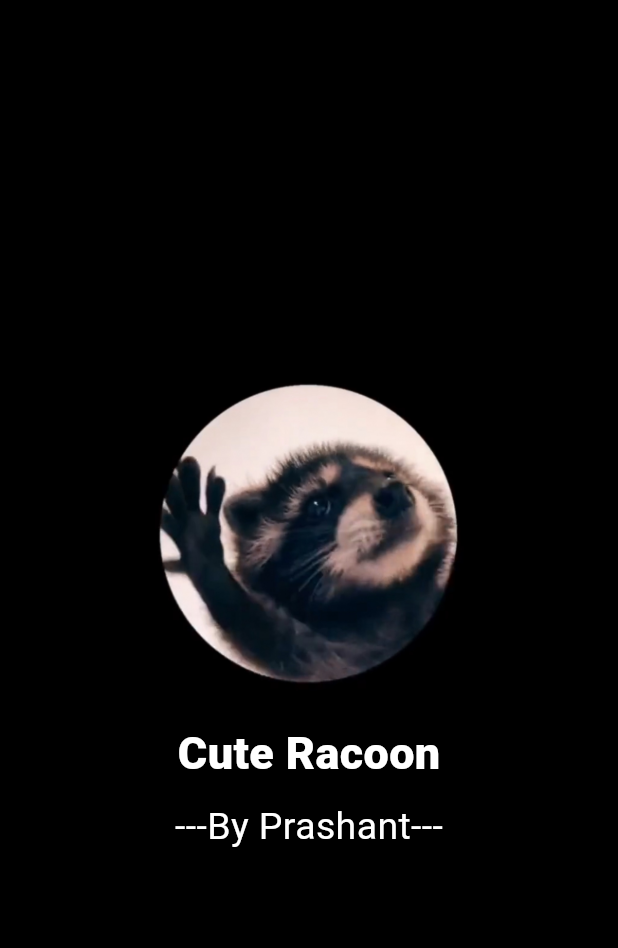
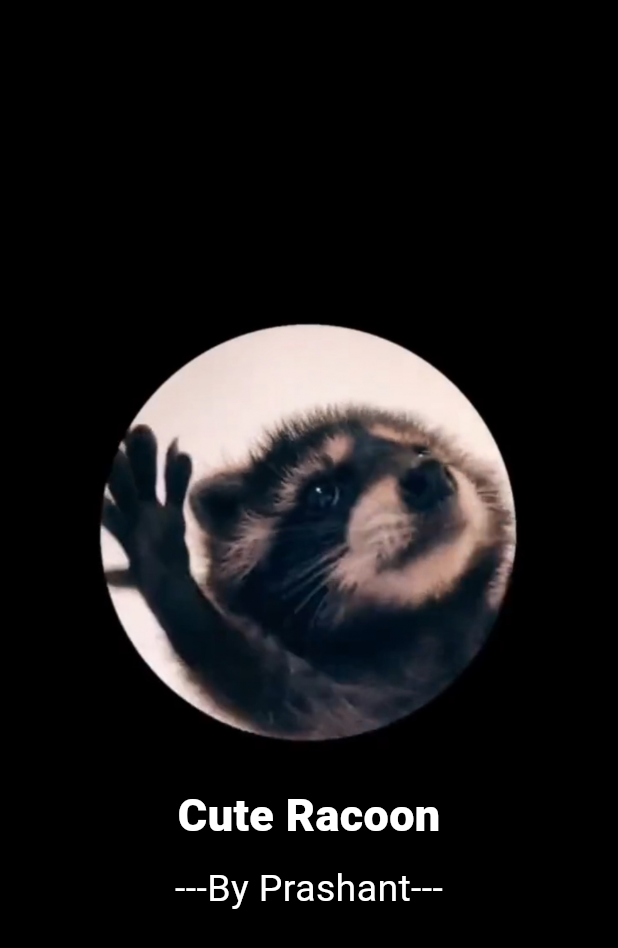
Before and after one commit to Prashant-ranjan-singh-123/pedro-racoon, a Flutter app: the SplashScreen screen opened directly, on a phone screen of 412 x 824 dp. Shown: the top 948 px of the screen. Run offline on Flutter 3.47's test engine with Material 3 defaults, Android fonts, the phone set to English and light mode, and no system bars; drawn by our look-alikes of flutter_animate; our stand-ins replace get, video_player; Roboto replaces fonts that are missing (OpenSans, Poppins).

```diff
--- a/lib/splash_screen.dart
+++ b/lib/splash_screen.dart
@@ -16,6 +16,14 @@ class _SplashScreenState extends State<SplashScreen> {
       Get.off(const VideoPlayerScreen(),
           transition: Transition.rightToLeft, duration: 300.ms);
     });
+  }
+
+  double returnSmall(){
+    if(Get.width>Get.height){
+      return Get.height;
+    }else{
+      return Get.width;
+    }
   }
 
   @override
@@ -56,8 +64,8 @@ class _SplashScreenState extends State<SplashScreen> {
 
   Widget logo() {
     return SizedBox(
-        width: Get.width*0.5,
-        height: Get.width*0.5,
+        width: returnSmall()*0.7,
+        height: returnSmall()*0.7,
         child: Image.asset('asset/image/icon.png'));
   }
 
```
Also changed, not shown: 2 other files.
